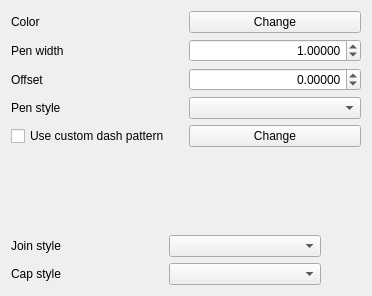
qgis/QGIS, file src/ui/symbollayer/widget_simpleline.ui: the form before one commit.
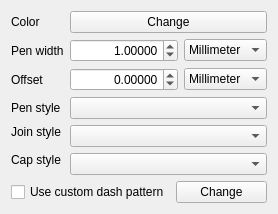
The form after the commit. Custom widgets are drawn as their Qt base class.

Commit message: Separate units for line width, line offset, dash pattern

What changed in the file:
```diff
--- a/src/ui/symbollayer/widget_simpleline.ui
+++ b/src/ui/symbollayer/widget_simpleline.ui
@@ -6,15 +6,13 @@
    <rect>
     <x>0</x>
     <y>0</y>
-    <width>368</width>
-    <height>296</height>
+    <width>278</width>
+    <height>195</height>
    </rect>
   </property>
   <property name="windowTitle">
    <string>Form</string>
   </property>
-  <layout class="QGridLayout" name="gridLayout_2">
-   <item row="0" column="0">
     <layout class="QGridLayout" name="gridLayout">
      <item row="0" column="0">
       <widget class="QLabel" name="label">
@@ -23,7 +21,7 @@
        </property>
       </widget>
      </item>
-     <item row="0" column="1">
+   <item row="0" column="1" colspan="2">
       <widget class="QgsColorButtonV2" name="btnChangeColor">
        <property name="sizePolicy">
         <sizepolicy hsizetype="Preferred" vsizetype="Fixed">
@@ -65,6 +63,26 @@
        </property>
       </widget>
      </item>
+   <item row="1" column="2">
+    <widget class="QComboBox" name="mPenWidthUnitComboBox">
+     <property name="sizePolicy">
+      <sizepolicy hsizetype="Minimum" vsizetype="Fixed">
+       <horstretch>0</horstretch>
+       <verstretch>0</verstretch>
+      </sizepolicy>
+     </property>
+     <item>
+      <property name="text">
+       <string>Millimeter</string>
+      </property>
+     </item>
+     <item>
+      <property name="text">
+       <string>Map unit</string>
+      </property>
+     </item>
+    </widget>
+   </item>
      <item row="2" column="0">
       <widget class="QLabel" name="label_4">
        <property name="text">
@@ -88,6 +106,26 @@
        </property>
       </widget>
      </item>
+   <item row="2" column="2">
+    <widget class="QComboBox" name="mOffsetUnitComboBox">
+     <property name="sizePolicy">
+      <sizepolicy hsizetype="Minimum" vsizetype="Fixed">
+       <horstretch>0</horstretch>
+       <verstretch>0</verstretch>
+      </sizepolicy>
+     </property>
+     <item>
+      <property name="text">
+       <string>Millimeter</string>
+      </property>
+     </item>
+     <item>
+      <property name="text">
+       <string>Map unit</string>
+      </property>
+     </item>
+    </widget>
+   </item>
      <item row="3" column="0">
       <widget class="QLabel" name="label_3">
        <property name="text">
@@ -95,79 +133,44 @@
        </property>
       </widget>
      </item>
-     <item row="3" column="1">
+   <item row="3" column="1" colspan="2">
       <widget class="QgsPenStyleComboBox" name="cboPenStyle"/>
      </item>
-    </layout>
-   </item>
-   <item row="1" column="0">
-    <layout class="QHBoxLayout" name="horizontalLayout">
-     <item>
-      <widget class="QCheckBox" name="mCustomCheckBox">
-       <property name="text">
-        <string>Use custom dash pattern</string>
-       </property>
-      </widget>
-     </item>
-     <item>
-      <widget class="QPushButton" name="mChangePatternButton">
-       <property name="text">
-        <string>Change</string>
-       </property>
-      </widget>
-     </item>
-    </layout>
-   </item>
-   <item row="2" column="0">
-    <spacer>
-     <property name="orientation">
-      <enum>Qt::Vertical</enum>
-     </property>
-     <property name="sizeHint" stdset="0">
-      <size>
-       <width>350</width>
-       <height>81</height>
-      </size>
-     </property>
-    </spacer>
-   </item>
-   <item row="3" column="0">
-    <layout class="QGridLayout" name="gridLayout_1">
-     <item row="0" column="0">
+   <item row="4" column="0">
       <widget class="QLabel" name="label_5">
        <property name="text">
         <string>Join style</string>
        </property>
       </widget>
      </item>
-     <item row="0" column="1">
+   <item row="4" column="1" rowspan="2" colspan="2">
       <widget class="QgsPenJoinStyleComboBox" name="cboJoinStyle"/>
      </item>
-     <item row="0" column="2" rowspan="2">
-      <spacer name="horizontalSpacer">
-       <property name="orientation">
-        <enum>Qt::Horizontal</enum>
-       </property>
-       <property name="sizeType">
-        <enum>QSizePolicy::Preferred</enum>
-       </property>
-       <property name="sizeHint" stdset="0">
-        <size>
-         <width>40</width>
-         <height>38</height>
-        </size>
-       </property>
-      </spacer>
-     </item>
-     <item row="1" column="0">
+   <item row="5" column="0" rowspan="2">
       <widget class="QLabel" name="label_6">
        <property name="text">
         <string>Cap style</string>
        </property>
       </widget>
      </item>
-     <item row="1" column="1">
+   <item row="6" column="1" colspan="2">
       <widget class="QgsPenCapStyleComboBox" name="cboCapStyle"/>
+   </item>
+   <item row="7" column="0" colspan="3">
+    <layout class="QHBoxLayout" name="horizontalLayout">
+     <item>
+      <widget class="QCheckBox" name="mCustomCheckBox">
+       <property name="text">
+        <string>Use custom dash pattern</string>
+       </property>
+      </widget>
+     </item>
+     <item>
+      <widget class="QPushButton" name="mChangePatternButton">
+       <property name="text">
+        <string>Change</string>
+       </property>
+      </widget>
      </item>
     </layout>
    </item>
```
Lines whose indentation alone changed are shown as unchanged. The commit also changes 9 other files.
